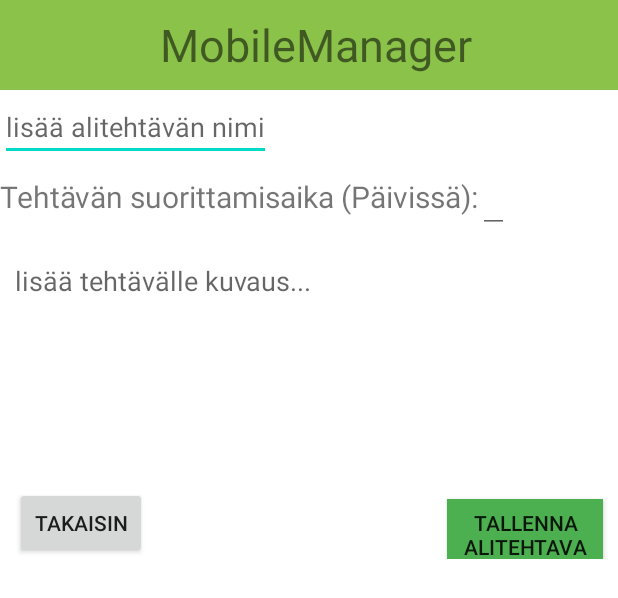
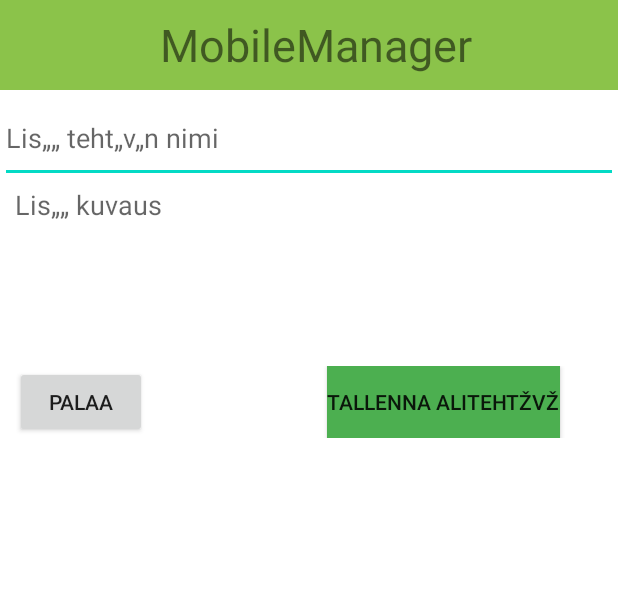
Before and after one commit to NukariJ/mobiiliprojekti, an Android app: the layout activity_lisaa_alitehtava.xml on its own in the app's theme, with its tools: preview values and no code run, on a phone screen of 412 x 824 dp. Shown: the top 598 px of the screen. Run offline under Robolectric (Android 15) with nearby library versions, the phone set to English and light mode, and no system bars.

Commit message:
päivitetty

```diff
--- a/Mobiilisovellusprojekti/mobiilisovellusprojekti_v6/app/build.gradle
+++ b/Mobiilisovellusprojekti/mobiilisovellusprojekti_v6/app/build.gradle
@@ -26,6 +26,7 @@ android {
 dependencies {
     implementation fileTree(dir: 'libs', include: ['*.jar'])
     implementation 'androidx.appcompat:appcompat:1.0.2'
+    implementation 'com.google.code.gson:gson:2.8.2'
     implementation 'androidx.constraintlayout:constraintlayout:1.1.3'
     testImplementation 'junit:junit:4.12'
     androidTestImplementation 'androidx.test.ext:junit:1.1.1'
--- a/Mobiilisovellusprojekti/mobiilisovellusprojekti_v6/app/src/main/java/com/example/mobiilisovellus/Alitehtava_Esikatselu.java
+++ b/Mobiilisovellusprojekti/mobiilisovellusprojekti_v6/app/src/main/java/com/example/mobiilisovellus/Alitehtava_Esikatselu.java
@@ -15,7 +15,7 @@ public class Alitehtava_Esikatselu extends AppCompatActivity {
     @Override
     protected void onCreate(Bundle savedInstanceState) {
         super.onCreate(savedInstanceState);
-        setContentView(R.layout.activity_Alitehtava_Esikatselu);
+        setContentView(R.layout.activity_alitehtava_esikatselu);
 
         subTaskPercent = (Button) findViewById(R.id.subTaskPercent);
 
--- a/Mobiilisovellusprojekti/mobiilisovellusprojekti_v6/app/src/main/java/com/example/mobiilisovellus/Tehtava_Esikatselu.java
+++ b/Mobiilisovellusprojekti/mobiilisovellusprojekti_v6/app/src/main/java/com/example/mobiilisovellus/Tehtava_Esikatselu.java
@@ -15,7 +15,7 @@ public class Tehtava_Esikatselu extends AppCompatActivity  {
         @Override
     protected void onCreate(Bundle savedInstanceState) {
         super.onCreate(savedInstanceState);
-        setContentView(R.layout.activity_Tehtava_Esikatselu);
+        setContentView(R.layout.activity_tehtava_esikatselu);
 
         //str = getIntent().getStringExtra("msg");
 
--- a/Mobiilisovellusprojekti/mobiilisovellusprojekti_v6/app/src/main/res/layout/activity_lisaa_alitehtava.xml
+++ b/Mobiilisovellusprojekti/mobiilisovellusprojekti_v6/app/src/main/res/layout/activity_lisaa_alitehtava.xml
@@ -1,11 +1,10 @@
 <?xml version="1.0" encoding="utf-8"?>
-<ScrollView xmlns:android="http://schemas.android.com/apk/res/android"
+<LinearLayout xmlns:android="http://schemas.android.com/apk/res/android"
     xmlns:app="http://schemas.android.com/apk/res-auto"
     xmlns:tools="http://schemas.android.com/tools"
     android:layout_width="match_parent"
     android:layout_height="match_parent"
     tools:context=".Lisaa_Alitehtava"
-
     android:background="@android:color/background_light">
     <LinearLayout
         android:layout_width="match_parent"
@@ -28,72 +27,45 @@
             android:layout_width="match_parent"
             android:layout_height="2dp"/>
         <EditText
-            android:id="@+id/addSubtaskname"
-            android:layout_width="wrap_content"
-            android:layout_height="wrap_content"
-            android:hint="lisää alitehtävän nimi"/>
-        <LinearLayout
-            android:layout_width="wrap_content"
-            android:layout_height="wrap_content"
-            android:orientation="horizontal">
-            <TextView
-                android:id="@+id/subTasktimeSet"
-                android:layout_width="wrap_content"
-                android:layout_height="60dp"
-                android:text="Tehtävän suorittamisaika (Päivissä):"
-                android:textSize="20dp"/>
-            <EditText
-                android:layout_width="wrap_content"
-                android:layout_height="wrap_content"
-                android:textStyle="bold"
-                android:textSize="20dp"
-                android:text=""/>
-        </LinearLayout>
+            android:id="@+id/SubTaskNameEditor"
+            android:layout_width="match_parent"
+            android:layout_height="60dp"
+            android:hint="Lis„„ teht„v„n nimi"/>
         <LinearLayout
             android:layout_width="match_parent"
-            android:layout_height="2dp"
-            android:layout_marginTop="5dp" />
+            android:layout_height="2dp"/>
         <EditText
-            android:id="@+id/subtaskDescription"
+            android:hint="Lis„„ kuvaus"
+            android:id="@+id/taskDescription"
             android:layout_width="match_parent"
             android:layout_height="100dp"
-            android:hint="lisää tehtävälle kuvaus..."
+            android:text=""
             android:gravity="top"
             android:layout_marginRight="10dp"
             android:layout_marginLeft="10dp"
             android:background="@android:color/white"/>
-        <LinearLayout
-            android:layout_width="match_parent"
-            android:layout_height="wrap_content"
-            android:layout_gravity="top"
-            android:layout_marginTop="10dp"
-            android:layout_marginBottom="10dp"
-            android:orientation="horizontal"
-            android:background="#97E3E3E3">
-        </LinearLayout>
+
         <LinearLayout
             android:layout_width="match_parent"
             android:layout_height="wrap_content"
             android:orientation="horizontal"
-            android:layout_marginTop="20dp">
+            android:layout_marginTop="20dp"
+            android:layout_marginLeft="10dp"
+            android:layout_marginRight="10dp">
+
             <Button
-                android:id="@+id/backSubtaskButton"
+                android:id="@+id/returnButton"
                 android:layout_width="wrap_content"
                 android:layout_height="wrap_content"
-                android:text="takaisin"
-                android:layout_marginTop="10dp"
-                android:layout_marginLeft="10dp"/>
-
+                android:text="PALAA"
+                android:layout_marginRight="120dp"/>
             <Button
-                android:onClick="@+id/saveSubtask"
+                android:id="@+id/saveSubTask"
                 android:layout_width="wrap_content"
                 android:layout_height="wrap_content"
-                android:layout_marginLeft="200dp"
-                android:layout_marginTop="10dp"
-                android:layout_marginRight="10dp"
-                android:background="#4CAF50"
-                android:text="tallenna alitehtava" />
+                android:text="TALLENNA ALITEHTŽVŽ"
+                android:background="#4CAF50"/>
+
 
         </LinearLayout>
-    </LinearLayout>
-</ScrollView>
+    </LinearLayout>resources></LinearLayout>
```
Also changed, not shown: Mobiilisovellusprojekti/mobiilisovellusprojekti_v6/app/src/main/java/com/example/mobiilisovellus/Lisaa_Alitehtava.java (+17 -1 lines), Mobiilisovellusprojekti/mobiilisovellusprojekti_v6/app/src/main/java/com/example/mobiilisovellus/Lisaa_Tehtava.java (+19 -5 lines).
